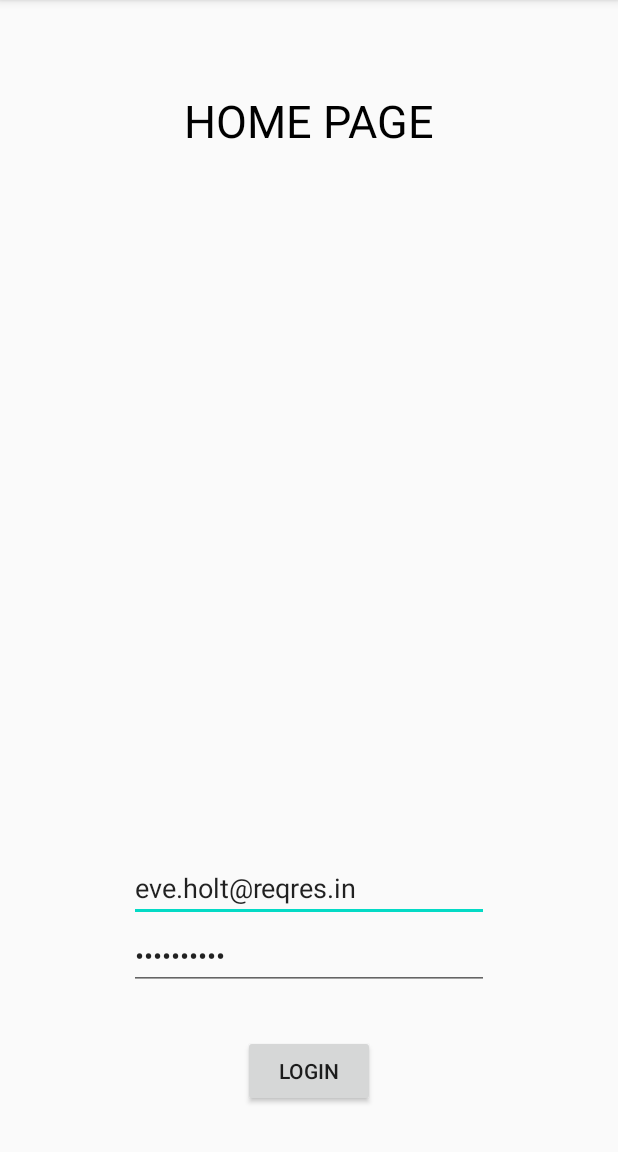
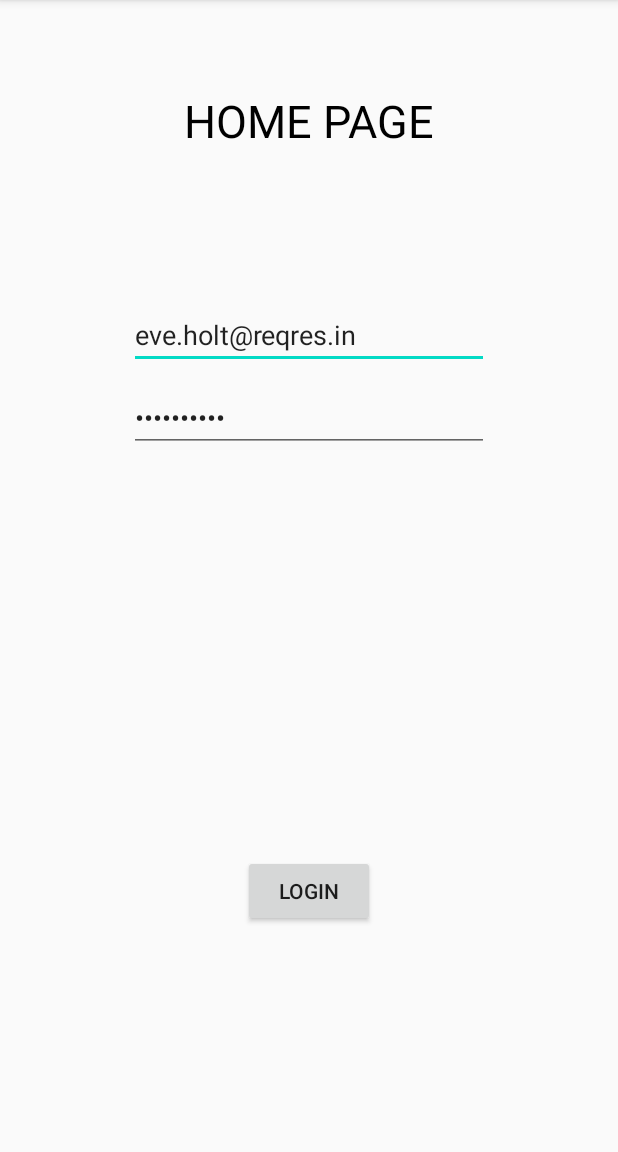
Before and after one commit to hahaicanfly/SCMP_LoginDemo, an Android app: the screen it shows after launch (MainActivity), on a phone screen of 412 x 824 dp, the part 84-1236 px from its top. Run offline under Robolectric (Android 15) with nearby library versions, the phone set to English and light mode, and no system bars; our stand-ins replace data binding.

Commit message:
style(Login): adjust ui

```diff
--- a/app/src/main/java/com/example/scmp_logindemo/MainActivity.kt
+++ b/app/src/main/java/com/example/scmp_logindemo/MainActivity.kt
@@ -27,4 +27,9 @@ class MainActivity : AppCompatActivity() {
             .replace(R.id.container, homePageFragment)
             .commitNow()
     }
+
+    override fun onBackPressed() {
+        super.onBackPressed()
+        finish()
+    }
 }
--- a/app/src/main/res/layout/main_fragment.xml
+++ b/app/src/main/res/layout/main_fragment.xml
@@ -29,6 +29,8 @@
             android:hint="@string/hint_enter_email"
             android:text="eve.holt@reqres.in"
             android:inputType="textEmailAddress"
+            android:layout_marginTop="100dp"
+            app:layout_constraintTop_toBottomOf="@+id/tv_title"
             app:layout_constraintBottom_toTopOf="@+id/ed_pwd"
             app:layout_constraintEnd_toEndOf="parent"
             app:layout_constraintStart_toStartOf="parent" />
@@ -42,7 +44,7 @@
             android:hint="@string/hint_enter_pwd"
             android:text="cityslicka"
             android:inputType="textPassword"
-            app:layout_constraintBottom_toTopOf="@+id/btn_login"
+            app:layout_constraintTop_toBottomOf="@+id/ed_email"
             app:layout_constraintEnd_toEndOf="parent"
             app:layout_constraintStart_toStartOf="parent" />
 
@@ -51,7 +53,7 @@
             android:layout_width="wrap_content"
             android:layout_height="wrap_content"
             android:layout_marginTop="30dp"
-            android:layout_marginBottom="30dp"
+            android:layout_marginBottom="150dp"
             android:text="@string/login"
             app:layout_constraintBottom_toBottomOf="parent"
             app:layout_constraintEnd_toEndOf="parent"
```
